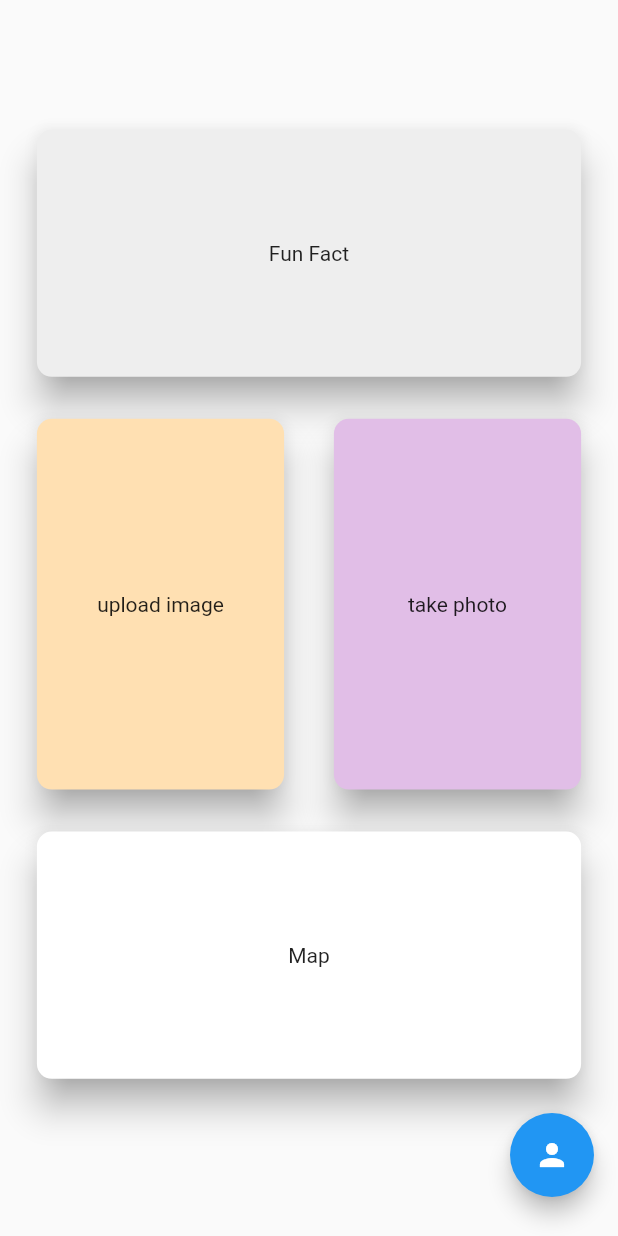
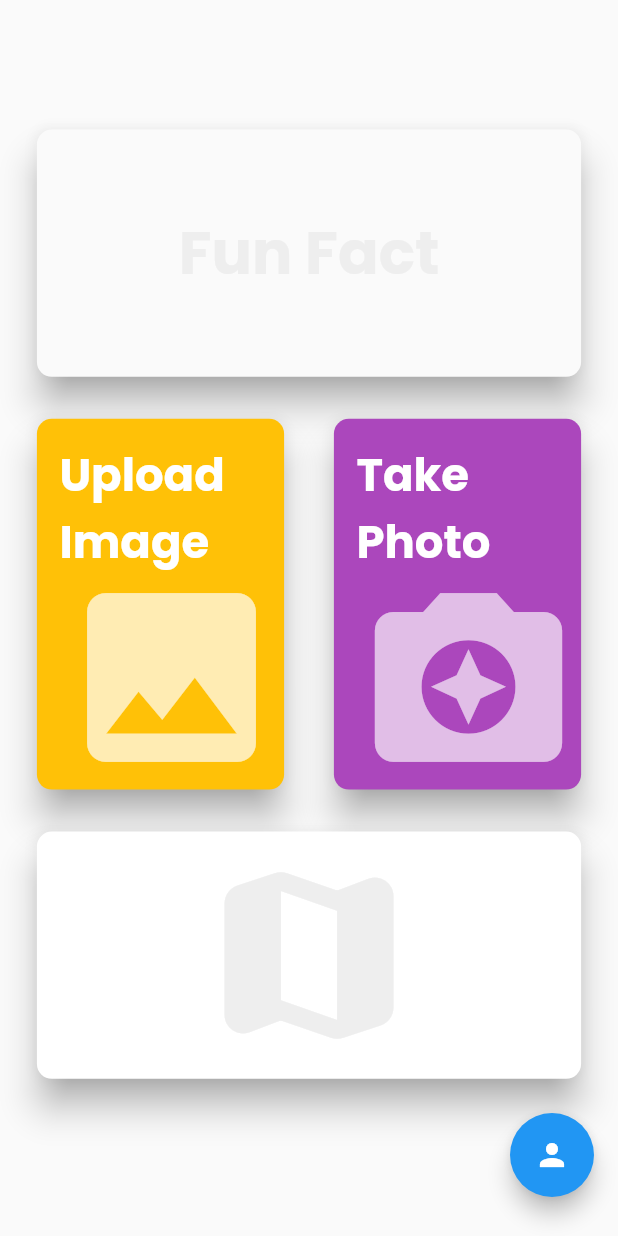
Before and after one commit to SOLAFI/capstone, a Flutter app: the screen it shows after launch, on a phone screen of 412 x 824 dp. Run offline on Flutter 3.47's test engine with Material 2 defaults, Android fonts, the phone set to English and light mode, and no system bars; our stand-ins replace dio, google_fonts, image_picker.

Commit message:
Main page UI changes

```diff
--- a/lib/main.dart
+++ b/lib/main.dart
@@ -1,6 +1,7 @@
 import 'package:flutter/material.dart';
 import 'dart:io';
 import 'package:image_picker/image_picker.dart';
+import "package:google_fonts/google_fonts.dart";
 
 import 'pages/upload_image.dart';
 
@@ -10,7 +11,6 @@ void main() {
 
 class MyApp extends StatelessWidget {
   // This widget is the root of your application.
-
 
   @override
   Widget build(BuildContext context) {
@@ -52,20 +52,17 @@ class MyHomePage extends StatefulWidget {
 }
 
 class _MyHomePageState extends State<MyHomePage> {
-
   static const double DEFAULT_PADDING = 20;
 
   @override
   Widget build(BuildContext context) {
-
     MediaQueryData mediaQueryData = MediaQuery.of(context);
     double verticalPadding = mediaQueryData.size.height * 0.1;
     double horizontalPadding = mediaQueryData.size.width * 0.05;
 
     return Scaffold(
-      floatingActionButton: Column(
-        mainAxisAlignment: MainAxisAlignment.end,
-        children: [
+      floatingActionButton:
+          Column(mainAxisAlignment: MainAxisAlignment.end, children: [
         Padding(
           padding: EdgeInsets.only(bottom: 10),
           child: FloatingActionButton(
@@ -73,31 +70,41 @@ class _MyHomePageState extends State<MyHomePage> {
             child: Icon(Icons.person),
           ),
         ),
-        ]
-      ),
+      ]),
       body: Padding(
-        padding: EdgeInsets.fromLTRB(horizontalPadding, verticalPadding, horizontalPadding, verticalPadding),
+        padding: EdgeInsets.fromLTRB(horizontalPadding, verticalPadding,
+            horizontalPadding, verticalPadding),
         child: Column(
           mainAxisAlignment: MainAxisAlignment.start,
           crossAxisAlignment: CrossAxisAlignment.center,
           children: <Widget>[
             // Card - fun fact
             Card(
-              color: Colors.grey[200],
+              color: Colors.grey[50],
               shadowColor: Colors.grey,
               elevation: 10.0,
-              shape: RoundedRectangleBorder(borderRadius: BorderRadius.all(Radius.circular(10))),
+              shape: RoundedRectangleBorder(
+                  borderRadius: BorderRadius.all(Radius.circular(10))),
               child: SizedBox(
-                width: mediaQueryData.size.width*0.9,
-                height: mediaQueryData.size.height*0.2,
+                width: mediaQueryData.size.width * 0.9,
+                height: mediaQueryData.size.height * 0.2,
                 child: FittedBox(
                   fit: BoxFit.none,
-                  child: Text('Fun Fact')
+                  child: Text(
+                    'Fun Fact',
+                    style: GoogleFonts.poppins(
+                      textStyle: TextStyle(
+                          color: Colors.grey[200],
+                          fontWeight: FontWeight.bold,
+                          fontSize: 40),
+                    ),
+                  ),
                 ),
               ),
             ),
             // Buttons - image source
-            Padding(padding: EdgeInsets.only(top: DEFAULT_PADDING),
+            Padding(
+              padding: EdgeInsets.only(top: DEFAULT_PADDING),
               child: Row(
                 mainAxisAlignment: MainAxisAlignment.spaceBetween,
                 children: [
@@ -105,16 +112,38 @@ class _MyHomePageState extends State<MyHomePage> {
                   GestureDetector(
                     onTap: _pushUploadImage,
                     child: Card(
-                      color: Colors.orange[100],
+                      color: Colors.amber,
                       shadowColor: Colors.grey,
                       elevation: 10.0,
-                      shape: RoundedRectangleBorder(borderRadius: BorderRadius.all(Radius.circular(10))),
+                      shape: RoundedRectangleBorder(
+                          borderRadius: BorderRadius.all(Radius.circular(10))),
                       child: SizedBox(
-                        width: mediaQueryData.size.width*0.4,
-                        height: mediaQueryData.size.height*0.3,
-                        child: FittedBox(
-                          fit: BoxFit.none,
-                          child: Text('upload image')
+                        width: mediaQueryData.size.width * 0.4,
+                        height: mediaQueryData.size.height * 0.3,
+                        child: Stack(
+                          children: [
+                            Positioned(
+                              child: Icon(
+                                Icons.image,
+                                size: 150,
+                                color: Colors.amber[100],
+                              ),
+                              right: 0,
+                              bottom: 0,
+                            ),
+                            Positioned(
+                              child: Text('Upload\nImage',
+                                  style: GoogleFonts.poppins(
+                                    textStyle: TextStyle(
+                                        color: Colors.white,
+                                        fontWeight: FontWeight.bold,
+                                        fontSize: 30),
+                                  )),
+                              width: 150,
+                              left: 15,
+                              top: 15,
+                            ),
+                          ],
                         ),
                       ),
                     ),
@@ -123,16 +152,38 @@ class _MyHomePageState extends State<MyHomePage> {
                   GestureDetector(
                     onTap: _selectImage,
                     child: Card(
-                      color: Colors.purple[100],
+                      color: Colors.purple[400],
                       shadowColor: Colors.grey,
                       elevation: 10.0,
-                      shape: RoundedRectangleBorder(borderRadius: BorderRadius.all(Radius.circular(10))),
+                      shape: RoundedRectangleBorder(
+                          borderRadius: BorderRadius.all(Radius.circular(10))),
                       child: SizedBox(
-                        width: mediaQueryData.size.width*0.4,
-                        height: mediaQueryData.size.height*0.3,
-                        child: FittedBox(
-                          fit: BoxFit.none,
-                          child: Text('take photo')
+                        width: mediaQueryData.size.width * 0.4,
+                        height: mediaQueryData.size.height * 0.3,
+                        child: Stack(
+                          children: [
+                            Positioned(
+                              child: Icon(
+                                Icons.camera_enhance,
+                                size: 150,
+                                color: Colors.purple[100],
+                              ),
+                              right: 0,
+                              bottom: 0,
+                            ),
+                            Positioned(
+                              child: Text('Take\nPhoto',
+                                  style: GoogleFonts.poppins(
+                                    textStyle: TextStyle(
+                                        color: Colors.white,
+                                        fontWeight: FontWeight.bold,
+                                        fontSize: 30),
+                                  )),
+                              width: 150,
+                              left: 15,
+                              top: 15,
+                            ),
+                          ],
                         ),
                       ),
                     ),
@@ -147,13 +198,21 @@ class _MyHomePageState extends State<MyHomePage> {
                 color: Colors.white,
                 shadowColor: Colors.grey,
                 elevation: 10.0,
-                shape: RoundedRectangleBorder(borderRadius: BorderRadius.all(Radius.circular(10))),
+                shape: RoundedRectangleBorder(
+                    borderRadius: BorderRadius.all(Radius.circular(10))),
                 child: SizedBox(
-                  width: mediaQueryData.size.width*0.9,
-                  height: mediaQueryData.size.height*0.2,
-                  child: FittedBox(
-                    fit: BoxFit.none,
-                    child: Text('Map')
+                  width: mediaQueryData.size.width * 0.9,
+                  height: mediaQueryData.size.height * 0.2,
+                  child: Stack(
+                    children: [
+                      Positioned.fill(
+                        child: Icon(
+                          Icons.map_rounded,
+                          size: 150,
+                          color: Colors.grey[200],
+                        ),
+                      ),
+                    ],
                   ),
                 ),
               ),
@@ -169,7 +228,7 @@ class _MyHomePageState extends State<MyHomePage> {
   Future _selectImage() async {
     final pickedFile = await picker.getImage(source: ImageSource.camera);
     setState(() {
-      if (pickedFile != null){
+      if (pickedFile != null) {
         _image = File(pickedFile.path);
         print(_image.path);
       } else {
@@ -180,10 +239,8 @@ class _MyHomePageState extends State<MyHomePage> {
 
   /// ********* Push page methods ***********
 
-  void _pushUploadImage(){
+  void _pushUploadImage() {
     Navigator.of(context).push(
-      new MaterialPageRoute(builder: (context) => new UploadImagePage())
-    );
+        new MaterialPageRoute(builder: (context) => new UploadImagePage()));
   }
-
 }
--- a/pubspec.yaml
+++ b/pubspec.yaml
@@ -34,6 +34,7 @@ dependencies:
 
   # Others
   image_picker: ^0.8.0+3
+  google_fonts: ^2.1.0
 
 dev_dependencies:
   flutter_test:
```
Also changed, not shown: pubspec.lock. Lines whose indentation alone changed are shown as unchanged.
